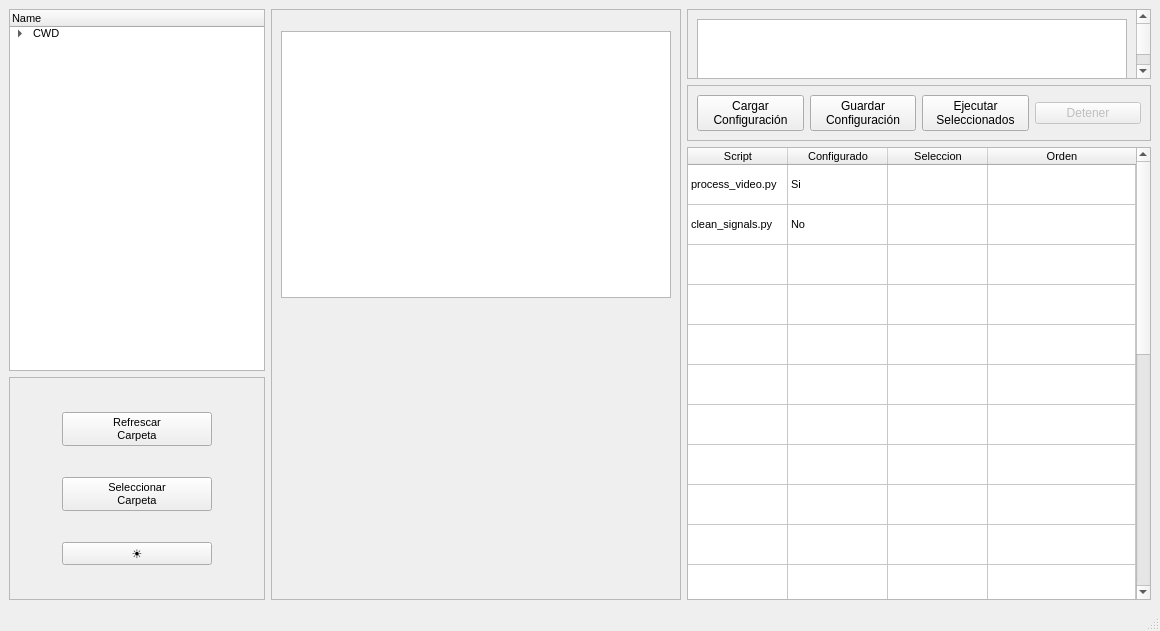
Old version of the form ui/mainwindow.ui in the repository danielzanelli/NeuroCrunch.
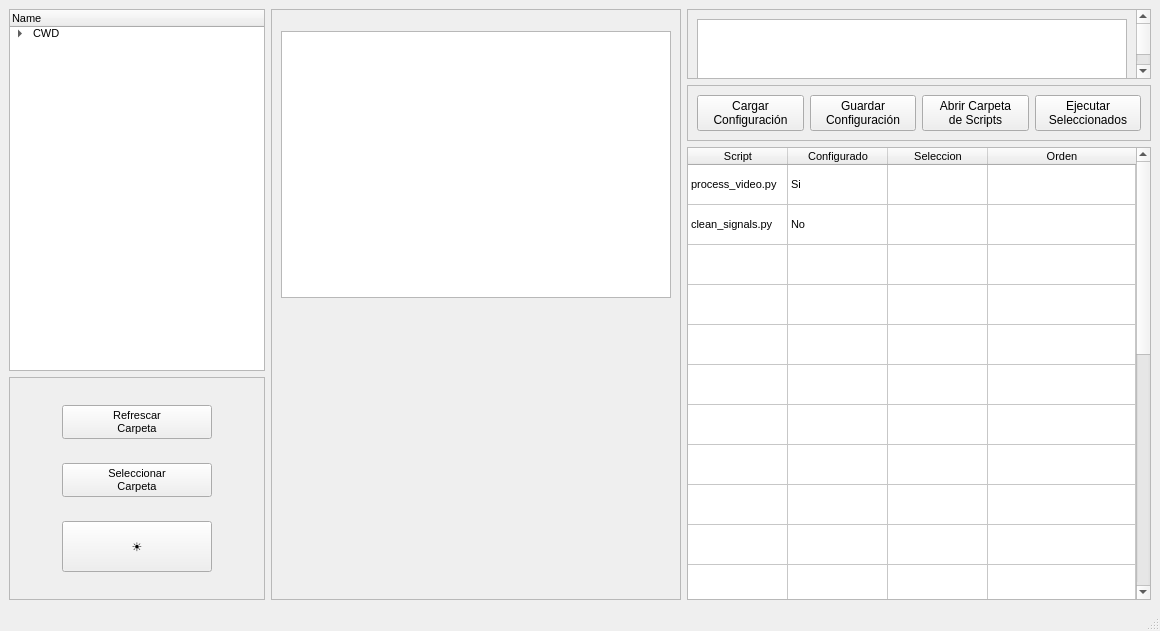
New version of the form. Custom widgets are drawn as their Qt base class.

Diff of the .ui file:
```diff
--- a/ui/mainwindow.ui
+++ b/ui/mainwindow.ui
@@ -167,6 +167,14 @@
         </widget>
        </item>
        <item row="3" column="4">
+        <widget class="QPushButton" name="btn_open_scripts_dir">
+         <property name="text">
+          <string>Abrir Carpeta
+de Scripts</string>
+         </property>
+        </widget>
+       </item>
+       <item row="3" column="5">
         <widget class="QPushButton" name="btn_execute_scripts">
          <property name="maximumSize">
           <size>
@@ -180,22 +188,6 @@
          </property>
         </widget>
        </item>
-       <item row="3" column="5">
-        <widget class="QPushButton" name="btn_stop_scripts">
-         <property name="enabled">
-          <bool>false</bool>
-         </property>
-         <property name="maximumSize">
-          <size>
-           <width>120</width>
-           <height>16777215</height>
-          </size>
-         </property>
-         <property name="text">
-          <string>Detener</string>
-         </property>
-        </widget>
-       </item>
       </layout>
      </widget>
     </item>
@@ -223,7 +215,9 @@
           </size>
          </property>
          <property name="text">
-          <string>☀️</string>
+          <string>
+☀️
+</string>
          </property>
         </widget>
        </item>
```
Left out of the diff: 2 changed lines with no effect on the pictures.
